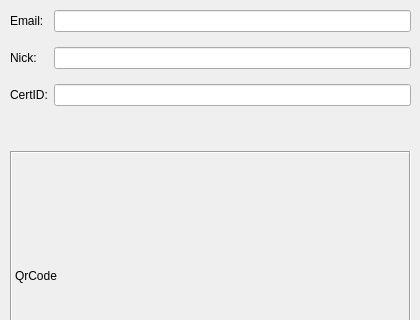
Before: the Qt Designer form qt/certdialog.ui in bitbaba/bitmail, drawn with Qt 5; both pictures show x 0 to 420 and y 0 to 320 of the 420 by 480 pixel window.
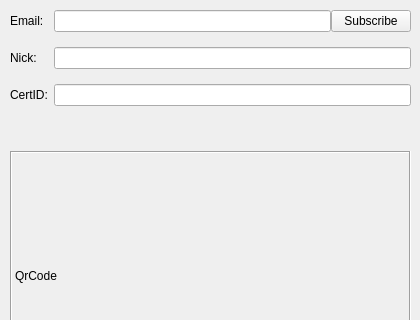
After: the same form once the commit is applied.

Commit message: qt: group & subscribe features implementation;

The edit to the form file:
```diff
--- a/qt/certdialog.ui
+++ b/qt/certdialog.ui
@@ -71,6 +71,13 @@
       <property name="verticalSpacing">
        <number>15</number>
       </property>
+      <item row="1" column="0">
+       <widget class="QLabel" name="lbEmail">
+        <property name="text">
+         <string>Email:</string>
+        </property>
+       </widget>
+      </item>
       <item row="2" column="0">
        <widget class="QLabel" name="lbNick">
         <property name="text">
@@ -81,16 +88,6 @@
       <item row="2" column="1">
        <widget class="QLineEdit" name="leNick"/>
       </item>
-      <item row="1" column="0">
-       <widget class="QLabel" name="lbEmail">
-        <property name="text">
-         <string>Email:</string>
-        </property>
-       </widget>
-      </item>
-      <item row="1" column="1">
-       <widget class="QLineEdit" name="leEmail"/>
-      </item>
       <item row="3" column="0">
        <widget class="QLabel" name="lbCertID">
         <property name="text">
@@ -108,6 +105,20 @@
         </property>
        </widget>
       </item>
+      <item row="1" column="1">
+       <layout class="QHBoxLayout" name="horizontalLayout_2">
+        <item>
+         <widget class="QLineEdit" name="leEmail"/>
+        </item>
+        <item>
+         <widget class="QPushButton" name="btnSubscribe">
+          <property name="text">
+           <string>Subscribe</string>
+          </property>
+         </widget>
+        </item>
+       </layout>
+      </item>
      </layout>
     </item>
     <item>
```
Left out of the diff: 1 changed line with no effect on the pictures. The commit also changes 5 other files.
